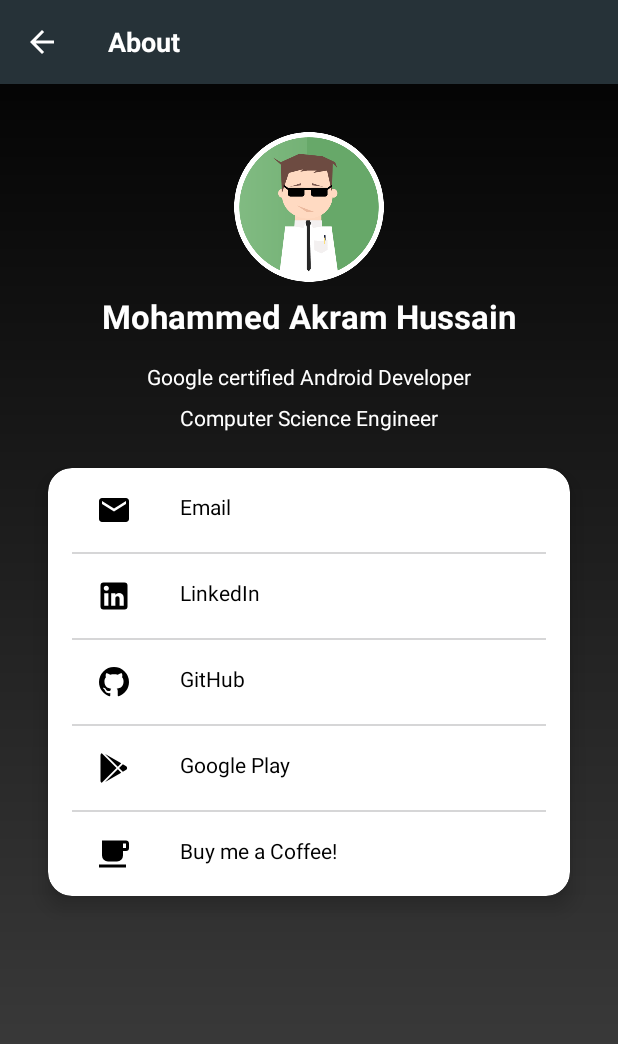
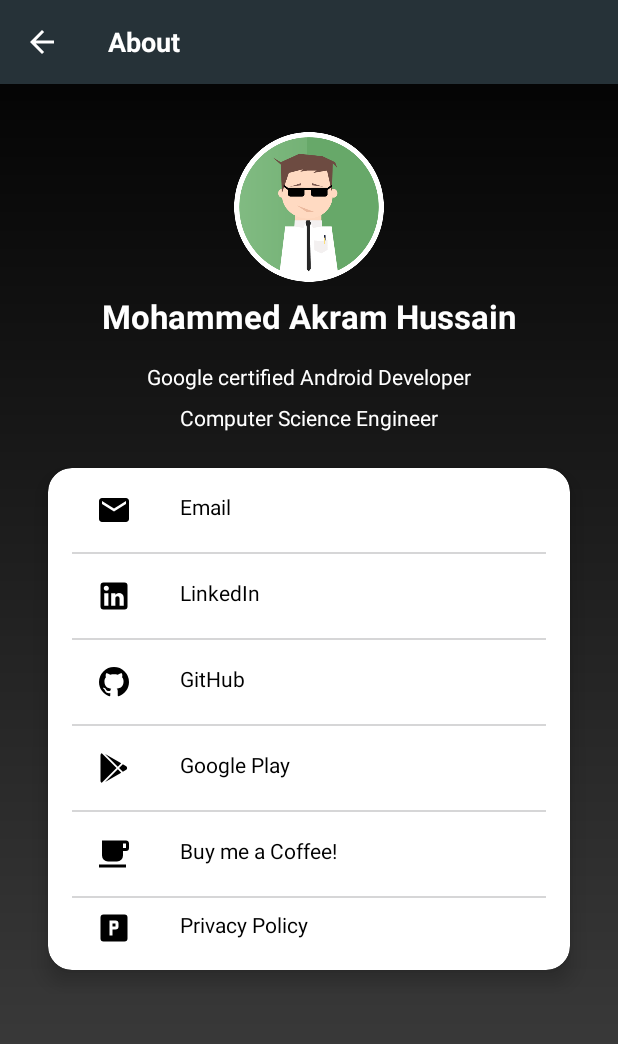
Before and after one commit to Akramhussain4/podcast-app, an Android app: the AboutActivity screen opened directly, with no data from a screen before it, on a phone screen of 412 x 824 dp. Shown: the top 1044 px of the screen. Run offline under Robolectric (Android 15) with nearby library versions, the phone set to English and light mode, and no system bars; our stand-ins replace Firebase (no records; nobody signed in at launch, a user with empty details on screens opened directly).

Commit message:
feat : Privacy policy option

```diff
--- a/app/src/main/java/com/hussain/podcastapp/ui/AboutActivity.kt
+++ b/app/src/main/java/com/hussain/podcastapp/ui/AboutActivity.kt
@@ -47,4 +47,9 @@ class AboutActivity : BaseActivity() {
         val intent = Intent(Intent.ACTION_VIEW, Uri.parse("https://www.buymeacoffee.com/akramhussain4"))
         startActivity(intent)
     }
+
+    fun privacyClick(view: View) {
+        val intent = Intent(Intent.ACTION_VIEW, Uri.parse("https://docs.google.com/document/d/1X2n1ZYtsr3mvM4tFTlMnKAcXZCVGNCJFRFgiougUNDQ/edit?usp=sharing"))
+        startActivity(intent)
+    }
 }
--- /dev/null
+++ b/app/src/main/res/drawable/ic_privacy_policy.xml
@@ -0,0 +1,9 @@
+<vector xmlns:android="http://schemas.android.com/apk/res/android"
+    android:width="24dp"
+    android:height="24dp"
+    android:viewportWidth="24"
+    android:viewportHeight="24">
+    <path
+        android:fillColor="#FF000000"
+        android:pathData="M9,7V17H11V13H13A2,2 0,0 0,15 11V9A2,2 0,0 0,13 7H9M11,9H13V11H11V9M5,3H19A2,2 0,0 1,21 5V19A2,2 0,0 1,19 21H5A2,2 0,0 1,3 19V5A2,2 0,0 1,5 3Z" />
+</vector>
--- a/app/src/main/res/layout/activity_about.xml
+++ b/app/src/main/res/layout/activity_about.xml
@@ -200,6 +200,19 @@
                     app:layout_constraintStart_toStartOf="parent"
                     app:layout_constraintTop_toBottomOf="@+id/tvGooglePlay" />
 
+                <View
+                    android:id="@+id/view6"
+                    android:layout_width="0dp"
+                    android:layout_height="1dp"
+                    android:layout_marginStart="16dp"
+                    android:layout_marginTop="16dp"
+                    android:layout_marginEnd="16dp"
+                    android:background="@color/md_blue_grey_50"
+                    app:layout_constraintEnd_toEndOf="parent"
+                    app:layout_constraintHorizontal_bias="0.0"
+                    app:layout_constraintStart_toStartOf="parent"
+                    app:layout_constraintTop_toBottomOf="@+id/tvCoffee" />
+
                 <TextView
                     android:id="@+id/tvCoffee"
                     android:layout_width="0dp"
@@ -207,16 +220,33 @@
                     android:layout_marginStart="32dp"
                     android:layout_marginTop="16dp"
                     android:layout_marginEnd="8dp"
-                    android:layout_marginBottom="16dp"
                     android:drawableStart="@drawable/ic_coffee"
                     android:drawablePadding="@dimen/dp_32"
                     android:onClick="coffeeClick"
                     android:text="@string/buy_me_a_coffee"
                     android:textColor="@color/colorBlack"
-                    app:layout_constraintBottom_toBottomOf="parent"
                     app:layout_constraintEnd_toEndOf="parent"
                     app:layout_constraintStart_toStartOf="parent"
                     app:layout_constraintTop_toBottomOf="@+id/view5" />
+
+                <TextView
+                    android:id="@+id/tvPrivacyPolicy"
+                    android:layout_width="0dp"
+                    android:layout_height="wrap_content"
+                    android:layout_marginStart="32dp"
+                    android:layout_marginTop="8dp"
+                    android:layout_marginEnd="8dp"
+                    android:layout_marginBottom="16dp"
+                    android:drawableStart="@drawable/ic_privacy_policy"
+                    android:drawablePadding="@dimen/dp_32"
+                    android:onClick="privacyClick"
+                    android:text="@string/privacy_policy"
+                    android:textColor="@color/colorBlack"
+                    app:layout_constraintBottom_toBottomOf="parent"
+                    app:layout_constraintEnd_toEndOf="parent"
+                    app:layout_constraintHorizontal_bias="0.0"
+                    app:layout_constraintStart_toStartOf="parent"
+                    app:layout_constraintTop_toBottomOf="@+id/view6" />
 
             </androidx.constraintlayout.widget.ConstraintLayout>
         </androidx.cardview.widget.CardView>
--- a/app/src/main/res/values/strings.xml
+++ b/app/src/main/res/values/strings.xml
@@ -33,6 +33,7 @@
     <string name="github">GitHub</string>
     <string name="google_play">Google Play</string>
     <string name="buy_me_a_coffee">Buy me a Coffee!</string>
+    <string name="privacy_policy">Privacy Policy</string>
     <string name="view">View</string>
     <string name="notification_content">Checkout latest podcast\'s for today</string>
 </resources>
```
Also changed, not shown: app/build.gradle (+11 -11 lines).
